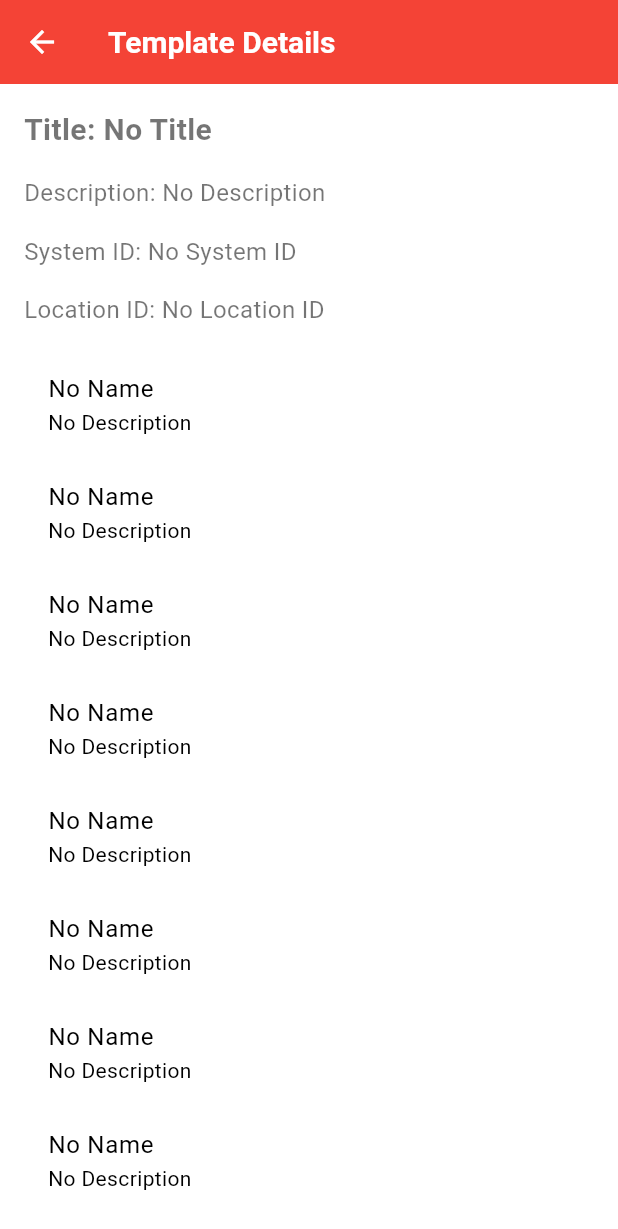
After one commit to emfarih/fwp, a Flutter app: the ChecklistTemplateDetailScreen screen opened by its route, on a phone screen of 412 x 824 dp. The commit adds this screen. Shown: the top 1229 px of the screen. Run offline on Flutter 3.47's test engine with Material 3 defaults, Android fonts, the phone set to English and light mode, and no system bars; our stand-ins replace jwt_decoder; missing offline and left inert: dart:html; network calls fail.

Commit message:
correcting add template item

```diff
--- a/lib/features/clm/data/models/checklist_template.dart
+++ b/lib/features/clm/data/models/checklist_template.dart
@@ -1,9 +1,12 @@
+import 'package:fwp/features/clm/data/models/checklist_template_item.dart';
+
 class ChecklistTemplate {
   final int id;
   final int systemId;
   final int locationId;
   final String? title;
   final String? description;
+  List<ChecklistTemplateItem> items; // Include items
 
   ChecklistTemplate({
     required this.id,
@@ -11,18 +14,26 @@ class ChecklistTemplate {
     required this.locationId,
     this.title,
     this.description,
+    this.items = const [], // Default to empty list if no items are provided
   });
 
-  factory ChecklistTemplate.fromJson(Map<String, dynamic> json) {
+  // Factory constructor to create an instance from a map (e.g., from JSON)
+  factory ChecklistTemplate.fromJson(Map<String, dynamic> map) {
     return ChecklistTemplate(
-      id: json['id'],
-      systemId: json['system_id'],
-      locationId: json['location_id'],
-      title: json['title'],
-      description: json['description'],
+      id: map['id'] as int,
+      systemId: map['system_id'] as int,
+      locationId: map['location_id'] as int,
+      title: map['title'] as String?,
+      description: map['description'] as String?,
+      items: map['checklist_template_items'] != null
+          ? (map['checklist_template_items'] as List<dynamic>)
+              .map((item) => ChecklistTemplateItem.fromMap(item))
+              .toList()
+          : [], // Safeguard: Provide an empty list if items are null
     );
   }
 
+  // Method to convert an instance to a map (e.g., for saving to a database)
   Map<String, dynamic> toJson() {
     return {
       'id': id,
@@ -30,6 +41,7 @@ class ChecklistTemplate {
       'location_id': locationId,
       'title': title,
       'description': description,
+      'checklist_template_items': items.map((item) => item.toMap()).toList(),
     };
   }
 }
--- /dev/null
+++ b/lib/features/clm/presentation/screens/checklist_template_detail_screen.dart
@@ -0,0 +1,60 @@
+import 'package:flutter/material.dart';
+import 'package:fwp/features/clm/presentation/view_models/checklist_template_detail_view_model.dart';
+import 'package:provider/provider.dart';
+
+class ChecklistTemplateDetailScreen extends StatelessWidget {
+  @override
+  Widget build(BuildContext context) {
+    // Access the viewModel to retrieve the selectedChecklistTemplate
+    final viewModel = Provider.of<ChecklistTemplateDetailViewModel>(context);
+    final template = viewModel.selectedChecklistTemplate;
+
+    return Scaffold(
+      appBar: AppBar(
+        title: Text(template?.title ?? 'Template Details'),
+      ),
+      body: Padding(
+        padding: const EdgeInsets.all(16.0),
+        child: Column(
+          crossAxisAlignment: CrossAxisAlignment.start,
+          children: [
+            Text(
+              'Title: ${template?.title ?? 'No Title'}',
+              style: TextStyle(fontSize: 20, fontWeight: FontWeight.bold),
+            ),
+            SizedBox(height: 16),
+            Text(
+              'Description: ${template?.description ?? 'No Description'}',
+              style: TextStyle(fontSize: 16),
+            ),
+            SizedBox(height: 16),
+            Text(
+              'System ID: ${template?.systemId ?? 'No System ID'}',
+              style: TextStyle(fontSize: 16),
+            ),
+            SizedBox(height: 16),
+            Text(
+              'Location ID: ${template?.locationId ?? 'No Location ID'}',
+              style: TextStyle(fontSize: 16),
+            ),
+            SizedBox(height: 16),
+            // Display the checklist items with name and description
+            Expanded(
+              child: ListView.builder(
+                itemCount: template?.items.length,
+                itemBuilder: (context, index) {
+                  final item = template?.items[index];
+                  return ListTile(
+                    title: Text(item?.title ??
+                        'No Name'), // Assuming item has a 'name' field
+                    subtitle: Text(item?.description ?? 'No Description'),
+                  );
+                },
+              ),
+            ),
+          ],
+        ),
+      ),
+    );
+  }
+}
--- /dev/null
+++ b/lib/features/clm/presentation/view_models/checklist_template_detail_view_model.dart
@@ -0,0 +1,13 @@
+import 'package:flutter/foundation.dart';
+import 'package:fwp/features/clm/data/models/checklist_template.dart';
+
+class ChecklistTemplateDetailViewModel extends ChangeNotifier {
+  ChecklistTemplate? _selectedChecklistTemplate;
+  ChecklistTemplate? get selectedChecklistTemplate =>
+      _selectedChecklistTemplate;
+
+  void setSelectedChecklistTemplate(ChecklistTemplate checklistTemplate) {
+    _selectedChecklistTemplate = checklistTemplate;
+    notifyListeners();
+  }
+}
--- a/lib/providers.dart
+++ b/lib/providers.dart
@@ -18,6 +18,7 @@ import 'package:fwp/features/clm/domain/use_cases/get_location_types_use_case.da
 import 'package:fwp/features/clm/domain/use_cases/update_checklist_use_case.dart';
 import 'package:fwp/features/clm/presentation/view_models/checklist_detail_view_model.dart';
 import 'package:fwp/features/clm/presentation/view_models/checklist_template_add_view_model.dart';
+import 'package:fwp/features/clm/presentation/view_models/checklist_template_detail_view_model.dart';
 import 'package:fwp/features/clm/presentation/view_models/checklist_templates_list_view_model.dart';
 import 'package:fwp/features/clm/presentation/view_models/checklists_list_view_model.dart';
 import 'package:fwp/features/clm/presentation/view_models/location_type_view_model.dart';
@@ -140,6 +141,9 @@ class AppProvider {
           Provider.of<GetChecklistTemplatesUseCase>(context, listen: false),
         ),
       ),
+      ChangeNotifierProvider<ChecklistTemplateDetailViewModel>(
+        create: (context) => ChecklistTemplateDetailViewModel(),
+      ),
       ChangeNotifierProvider<ChecklistTemplateAddViewModel>(
         create: (context) => ChecklistTemplateAddViewModel(
           Provider.of<AddChecklistTemplateUseCase>(context, listen: false),
--- a/lib/routes.dart
+++ b/lib/routes.dart
@@ -3,6 +3,7 @@ import 'package:fwp/features/aam/presentation/screen/login_screen.dart';
 import 'package:fwp/features/clm/presentation/screens/checklist_add_screen.dart';
 import 'package:fwp/features/clm/presentation/screens/checklist_detail_screen.dart';
 import 'package:fwp/features/clm/presentation/screens/checklist_template_add_screen.dart';
+import 'package:fwp/features/clm/presentation/screens/checklist_template_detail_screen.dart';
 import 'package:fwp/features/clm/presentation/screens/checklist_templates_list_screen.dart';
 import 'package:fwp/features/clm/presentation/screens/checklists_list_screen.dart';
 import 'package:fwp/features/clm/presentation/screens/location_type_list_screen.dart';
@@ -14,6 +15,7 @@ class AppRoutes {
   static const String login = '/login';
   static const String checklistTemplatesList = '/checklist_templates_list';
   static const String checklistTemplateAdd = '/checklist_template_add';
+  static const String checklistTemplateDetail = '/checklist_template_detail';
   static const String systemsList = '/systems_list';
   static const String locationTypesList = '/location_types_list';
   static const String stationsList = '/stations_list';
@@ -28,6 +30,7 @@ class AppRoutes {
       login: (context) => const LoginScreen(),
       checklistTemplatesList: (context) => ChecklistTemplatesListScreen(),
       checklistTemplateAdd: (context) => ChecklistTemplateAddScreen(),
+      checklistTemplateDetail: (context) => ChecklistTemplateDetailScreen(),
       systemsList: (context) => const SystemsListScreen(),
       locationTypesList: (context) => const LocationTypesListScreen(),
       // stationsList: (context) => const StationsListScreen(),
```
Also changed, not shown: lib/features/clm/presentation/screens/checklist_template_add_screen.dart (+36 -73 lines), lib/features/clm/presentation/screens/checklist_templates_list_screen.dart (+16 -1 lines), lib/features/clm/presentation/view_models/checklist_template_add_view_model.dart (+54 -1 lines).
